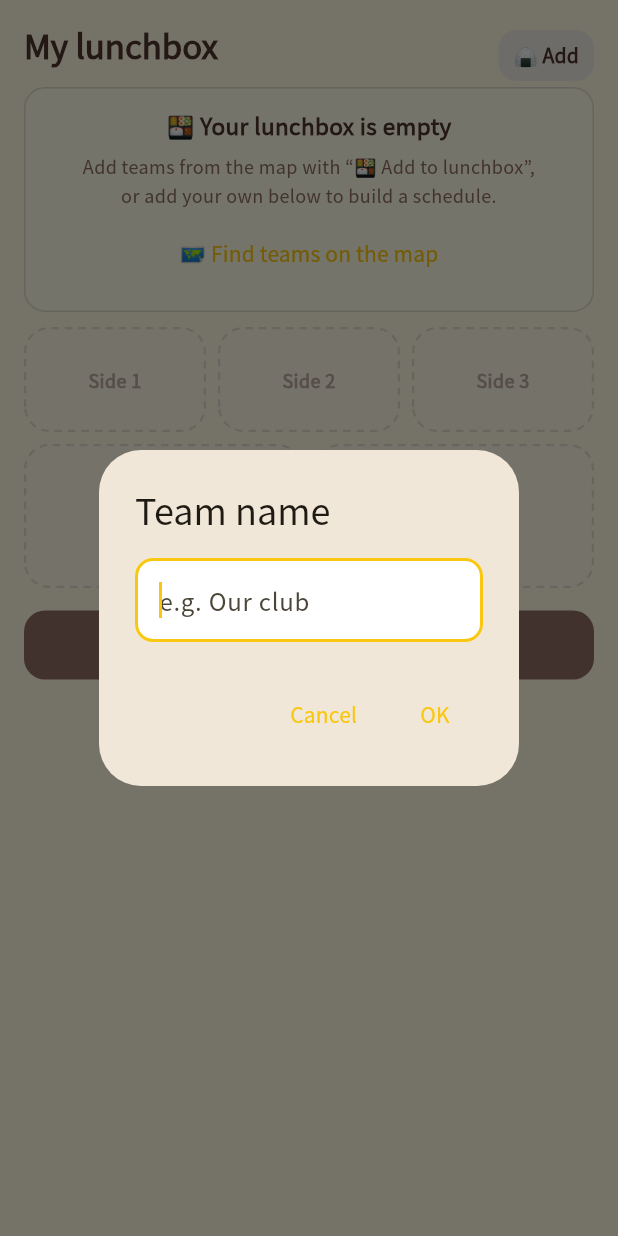
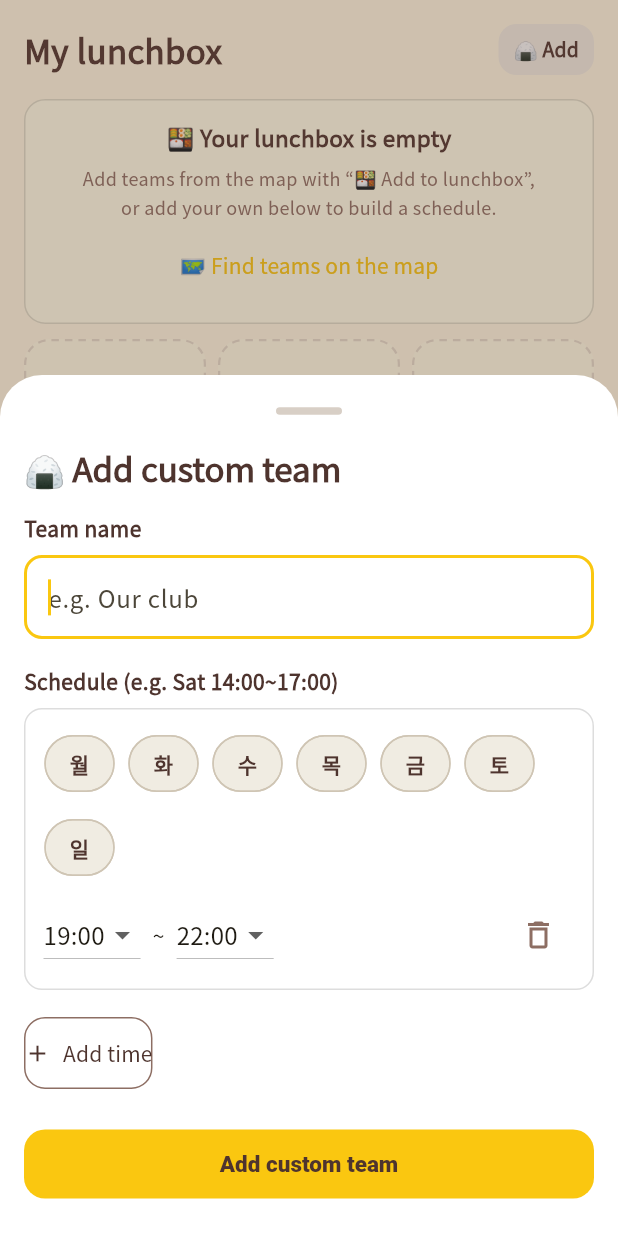
Before and after one commit to nulloongzi/null_oongzi-do-app, a Flutter app: the LunchboxScreen widget shown alone on an empty page, opened directly, after a tap on "🍙 Add", on a phone screen of 412 x 824 dp. Run offline on Flutter 3.47's test engine with Material 3 defaults, Android fonts, the phone set to English and light mode, and no system bars; our stand-ins replace app_links, cloud_firestore, cloud_functions, firebase_analytics, firebase_auth, firebase_core and 9 more; missing offline and left inert: appinio_social_share, flutter_naver_map; accounts and stored records are empty.

Commit message:
fix(lunchbox): 헤더 정렬·간격 보정 + 직접추가를 폼 시트로(팀 등록 톤)
- 헤더: 타이틀과 🍙직접추가/🍽편집 버튼 수직 중앙 정렬, 헤더-그리드 간격 16
- 직접추가: prompt 2회 → 흰 배경 폼 시트(이름 입력 + 요일·시간 ScheduleEditor),
  팀 등록 폼과 동일 톤. ScheduleBlock.toText로 일정 문자열 생성

```diff
--- /dev/null
+++ b/lib/screens/add_custom_team_sheet.dart
@@ -0,0 +1,96 @@
+// add_custom_team_sheet.dart — 도시락 '🍙 직접추가' 폼. 팀 등록 폼과 동일 톤(흰 배경 시트).
+// 지도에 없는 나만의 팀/일정을 이름 + 요일·시간 블록으로 입력 → (name, schedule) 반환.
+import 'package:flutter/material.dart';
+import '../models/schedule_block.dart';
+import '../services/i18n.dart';
+import '../theme.dart';
+import '../widgets/app_sheet.dart';
+import '../widgets/schedule_editor.dart';
+
+/// 직접추가 시트. 완료 시 (name, schedule) 레코드 반환, 취소면 null.
+Future<({String name, String schedule})?> showAddCustomTeamSheet(
+        BuildContext context) =>
+    showAppSheet<({String name, String schedule})>(
+      context,
+      background: Colors.white,
+      child: const AddCustomTeamSheet(),
+    );
+
+class AddCustomTeamSheet extends StatefulWidget {
+  const AddCustomTeamSheet({super.key});
+
+  @override
+  State<AddCustomTeamSheet> createState() => _AddCustomTeamSheetState();
+}
+
+class _AddCustomTeamSheetState extends State<AddCustomTeamSheet> {
+  final _name = TextEditingController();
+  final List<ScheduleBlock> _blocks = [ScheduleBlock()];
+
+  @override
+  void dispose() {
+    _name.dispose();
+    super.dispose();
+  }
+
+  void _submit() {
+    final name = _name.text.trim();
+    if (name.isEmpty) {
+      ScaffoldMessenger.of(context)
+          .showSnackBar(SnackBar(content: Text(t('lb_team_name'))));
+      return;
+    }
+    Navigator.pop(
+        context, (name: name, schedule: ScheduleBlock.toText(_blocks)));
+  }
+
+  @override
+  Widget build(BuildContext context) {
+    return Padding(
+      padding: EdgeInsets.only(bottom: MediaQuery.of(context).viewInsets.bottom),
+      child: SingleChildScrollView(
+        padding: const EdgeInsets.fromLTRB(16, 0, 16, 24),
+        child: Column(
+          mainAxisSize: MainAxisSize.min,
+          crossAxisAlignment: CrossAxisAlignment.stretch,
+          children: [
+            SheetTitle('🍙 ${t('add_custom')}'),
+            _group(
+              t('lb_team_name'),
+              TextField(
+                controller: _name,
+                autofocus: true,
+                decoration: InputDecoration(hintText: t('lb_add_name_hint')),
+              ),
+            ),
+            _group(
+              t('lb_sched_hint'),
+              ScheduleEditor(blocks: _blocks, onChanged: () => setState(() {})),
+            ),
+            const SizedBox(height: 8),
+            ElevatedButton(
+              onPressed: _submit,
+              child: Text(t('add_custom')),
+            ),
+          ],
+        ),
+      ),
+    );
+  }
+
+  Widget _group(String label, Widget child) {
+    return Padding(
+      padding: const EdgeInsets.only(bottom: 18),
+      child: Column(
+        crossAxisAlignment: CrossAxisAlignment.start,
+        children: [
+          Text(label,
+              style: const TextStyle(
+                  fontWeight: FontWeight.w700, color: NurungjiColors.dark)),
+          const SizedBox(height: 8),
+          child,
+        ],
+      ),
+    );
+  }
+}
--- a/lib/screens/lunchbox_screen.dart
+++ b/lib/screens/lunchbox_screen.dart
@@ -10,6 +10,7 @@ import '../services/schedule_parse.dart';
 import '../theme.dart';
 import '../widgets/app_sheet.dart';
 import '../widgets/diet_grid.dart';
+import 'add_custom_team_sheet.dart';
 
 /// 도시락 팝업: 웹 도시락 오버레이처럼 화면 중앙에 뜨는 다이얼로그.
 Future<void> showLunchboxDialog(BuildContext context) =>
@@ -150,38 +151,15 @@ class _LunchboxScreenState extends State<LunchboxScreen> {
   Future<void> _addCustom() async {
     final uid = _repo.currentUid;
     if (uid == null) return;
-    final name = await _prompt(t('lb_team_name'), t('lb_add_name_hint'));
-    if (name == null || name.trim().isEmpty) return;
-    final sched = await _prompt(t('lb_sched_hint'), t('lb_add_sched_hint'));
-    if (sched == null || sched.trim().isEmpty) return;
-    final err = await _svc.addCustomTeam(uid, name.trim(), sched.trim());
+    final res = await showAddCustomTeamSheet(context);
+    if (res == null) return;
+    final err = await _svc.addCustomTeam(uid, res.name, res.schedule);
     if (err != null) {
       _snack(err);
       return;
     }
     await _load();
     _snack(t('lb_added'));
-  }
-
-  Future<String?> _prompt(String title, String hint) {
-    final c = TextEditingController();
-    return showDialog<String>(
-      context: context,
-      builder: (dctx) => AlertDialog(
-        title: Text(title),
-        content: TextField(
-            controller: c,
-            autofocus: true,
-            decoration: InputDecoration(hintText: hint)),
-        actions: [
-          TextButton(
-              onPressed: () => Navigator.pop(dctx), child: Text(t('cancel'))),
-          TextButton(
-              onPressed: () => Navigator.pop(dctx, c.text),
-              child: Text(t('confirm'))),
-        ],
-      ),
-    );
   }
 
   ({String name, bool isCustom, List<SchedEvent> events})? _resolve(String id) {
@@ -216,8 +194,17 @@ class _LunchboxScreenState extends State<LunchboxScreen> {
           children: [
             // 헤더: 좌측 타이틀 · 우측 🍙 직접추가 / 🍽 편집(웹 .lb-header)
             Row(
+              crossAxisAlignment: CrossAxisAlignment.center,
               children: [
-                Expanded(child: SheetTitle(t('lunchbox_title'))),
+                Expanded(
+                  child: Text(
+                    t('lunchbox_title'),
+                    style: const TextStyle(
+                        fontSize: 22,
+                        fontWeight: FontWeight.w800,
+                        color: NurungjiColors.dark),
+                  ),
+                ),
                 if (!_loading) ...[
                   _headerBtn(t('lb_add_short'), _addCustom),
                   if (_filledCount > 0)
@@ -229,6 +216,7 @@ class _LunchboxScreenState extends State<LunchboxScreen> {
                 ],
               ],
             ),
+            const SizedBox(height: 16),
             if (_loading)
               const Padding(
                 padding: EdgeInsets.symmetric(vertical: 48),
```
